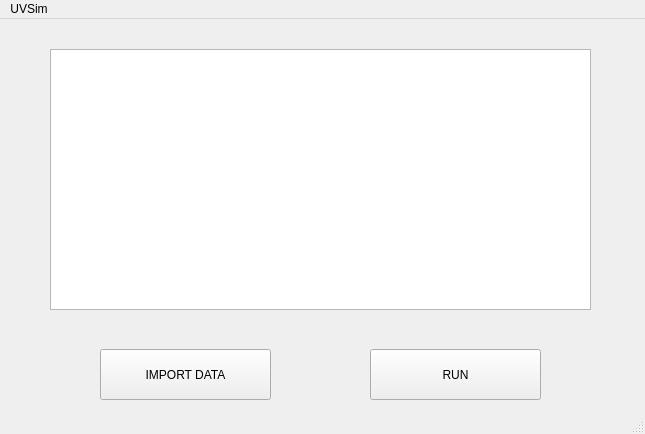
The window that gui/mainwindow.ui (jonahcragun/UVSim) describes before a commit, drawn with Qt 5.
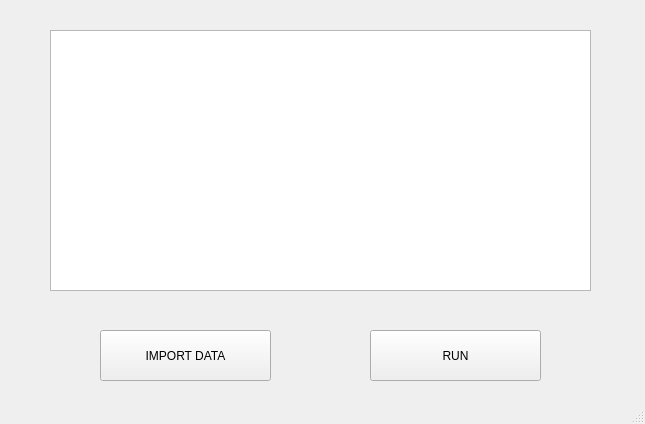
The same window after the commit.

Diff of the .ui file:
```diff
--- a/gui/mainwindow.ui
+++ b/gui/mainwindow.ui
@@ -7,7 +7,7 @@
     <x>0</x>
     <y>0</y>
     <width>645</width>
-    <height>434</height>
+    <height>424</height>
    </rect>
   </property>
   <property name="windowTitle">
@@ -51,22 +51,6 @@
     </property>
    </widget>
   </widget>
-  <widget class="QMenuBar" name="menubar">
-   <property name="geometry">
-    <rect>
-     <x>0</x>
-     <y>0</y>
-     <width>645</width>
-     <height>21</height>
-    </rect>
-   </property>
-   <widget class="QMenu" name="menuUVSim">
-    <property name="title">
-     <string>UVSim</string>
-    </property>
-   </widget>
-   <addaction name="menuUVSim"/>
-  </widget>
   <widget class="QStatusBar" name="statusbar"/>
  </widget>
  <resources/>
```
